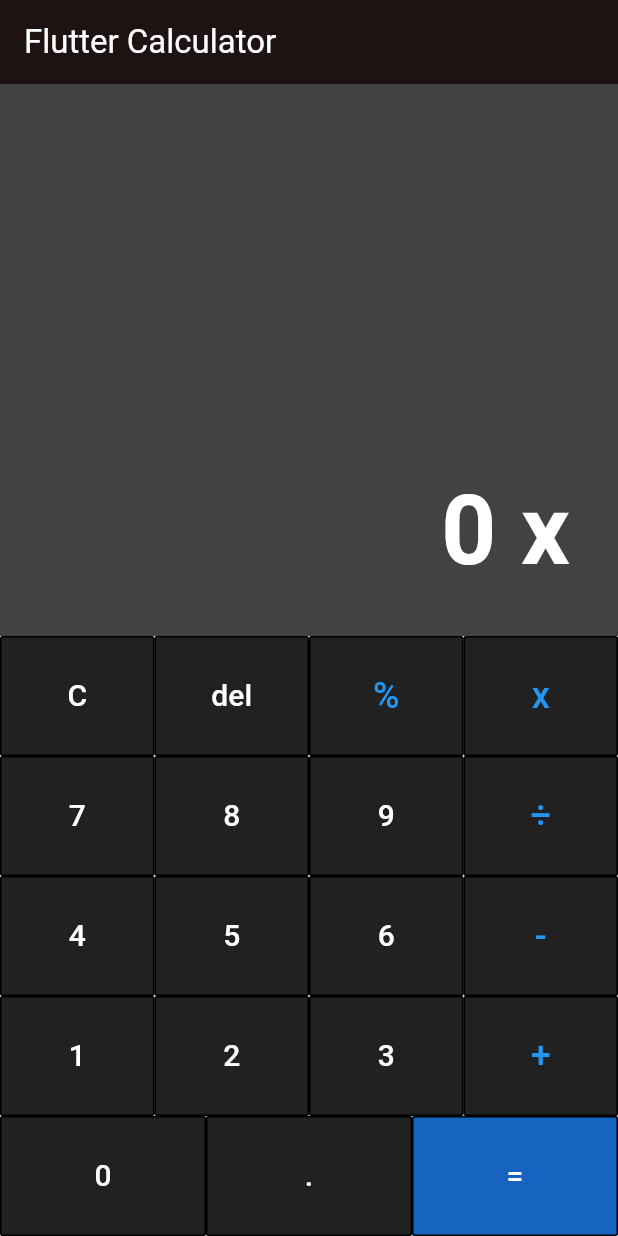
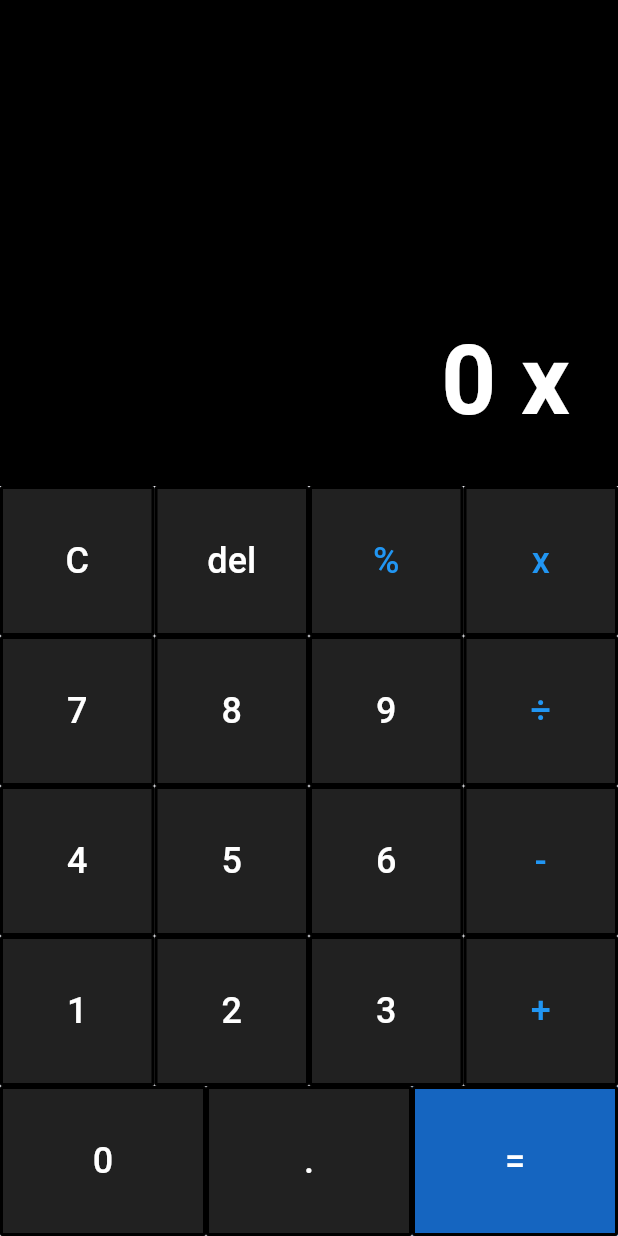
Before and after one commit to DanielAlmeidaToledo/FlutterCalculator, a Flutter app: the screen it shows after launch, after a tap on an icon or button, on a phone screen of 412 x 824 dp. Run offline on Flutter 3.47's test engine with Material 3 defaults, Android fonts, the phone set to English and light mode, and no system bars; our stand-ins replace decimal.

Commit message:
fix: ajusta estilo da tela

```diff
--- a/lib/components/button_calculator.dart
+++ b/lib/components/button_calculator.dart
@@ -11,12 +11,12 @@ Widget buttonCalculator(
         backgroundColor: key.typeKeys == TypeKeys.result
             ? Colors.blue[800]
             : Colors.grey[900],
-        fixedSize: Size(key.textButton == '0' ? 160 : 0, 80),
+        fixedSize: const Size(160, 100),
         shape: RoundedRectangleBorder(
           borderRadius: BorderRadius.circular(2),
           side: const BorderSide(
             color: Colors.black,
-            width: 1,
+            width: 2,
           ),
         ),
       ),
@@ -26,7 +26,7 @@ Widget buttonCalculator(
           color: key.typeKeys == TypeKeys.operation
               ? Colors.blue[500]
               : Colors.white,
-          fontSize: key.typeKeys == TypeKeys.operation ? 24 : 20,
+          fontSize: 24,
         ),
       ),
     ),
--- a/lib/components/display_result.dart
+++ b/lib/components/display_result.dart
@@ -1,10 +1,12 @@
 import 'package:flutter/material.dart';
 
 Widget displayResult({required String result}) {
+//
+
   return Expanded(
     child: Container(
-      decoration: BoxDecoration(
-        color: Colors.grey[800],
+      decoration: const BoxDecoration(
+        color: Colors.black,
       ),
       padding: const EdgeInsets.symmetric(horizontal: 32, vertical: 24),
       alignment: Alignment.bottomRight,
--- a/lib/main.dart
+++ b/lib/main.dart
@@ -26,13 +26,14 @@ class MyApp extends StatelessWidget {
     ]);
 
     return MaterialApp(
+      debugShowCheckedModeBanner: false,
       title: 'Calculator',
       theme: ThemeData(
         colorScheme: ColorScheme.fromSeed(
           seedColor: Colors.blue,
           primary: Colors.blue,
           secondary: Colors.white,
-          background: const Color.fromARGB(255, 31, 18, 18),
+          background: Colors.black,
         ),
         useMaterial3: true,
       ),
@@ -66,7 +67,7 @@ class _MyHomePageState extends State<MyHomePage> {
       case TypeKeys.number:
         setState(() {
           if (_operation.isEmpty) {
-            if (_result != 0.0) {
+            if (_result != Decimal.zero) {
               _result = Decimal.zero;
             }
             // Verifica se o total de dígitos não excede 10
@@ -77,6 +78,8 @@ class _MyHomePageState extends State<MyHomePage> {
                 } else if (!_number1.contains('.')) {
                   _number1 += key.textButton;
                 }
+              } else if (_number1 == "0") {
+                _number1 = key.textButton;
               } else {
                 _number1 += key.textButton;
               }
@@ -198,13 +201,6 @@ class _MyHomePageState extends State<MyHomePage> {
   @override
   Widget build(BuildContext context) {
     return Scaffold(
-      appBar: AppBar(
-        backgroundColor: Theme.of(context).colorScheme.background,
-        title: Text(
-          widget.title,
-          style: const TextStyle(color: Colors.white),
-        ),
-      ),
       body: Center(
         child: Column(
           mainAxisAlignment: MainAxisAlignment.end,
```
